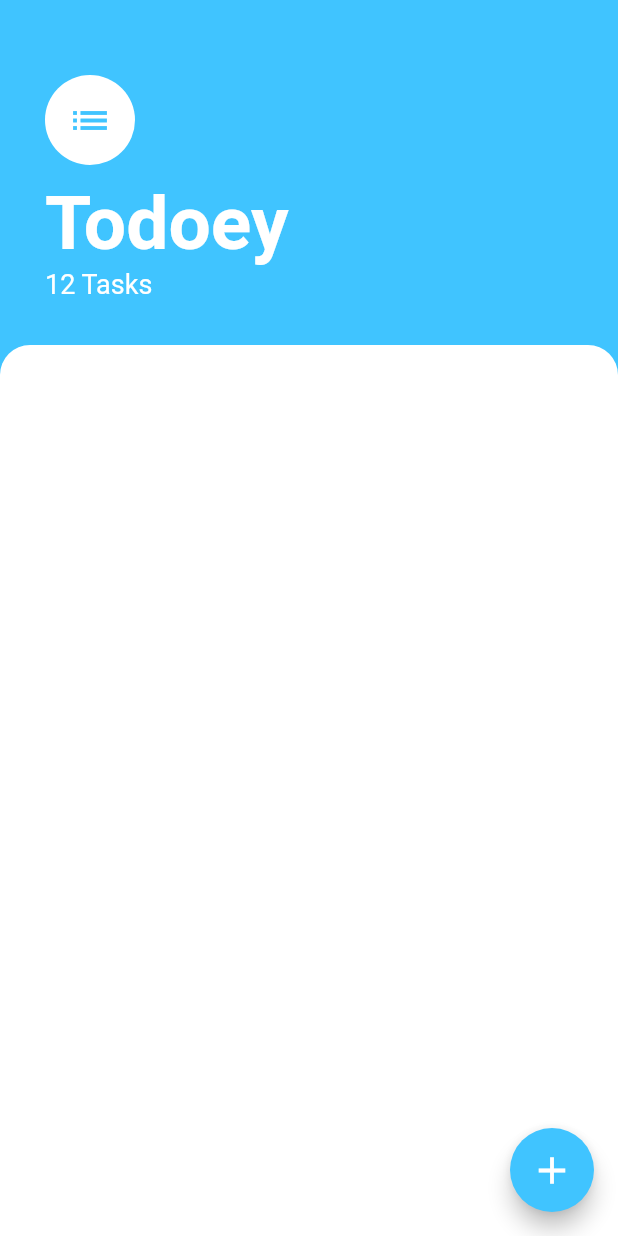
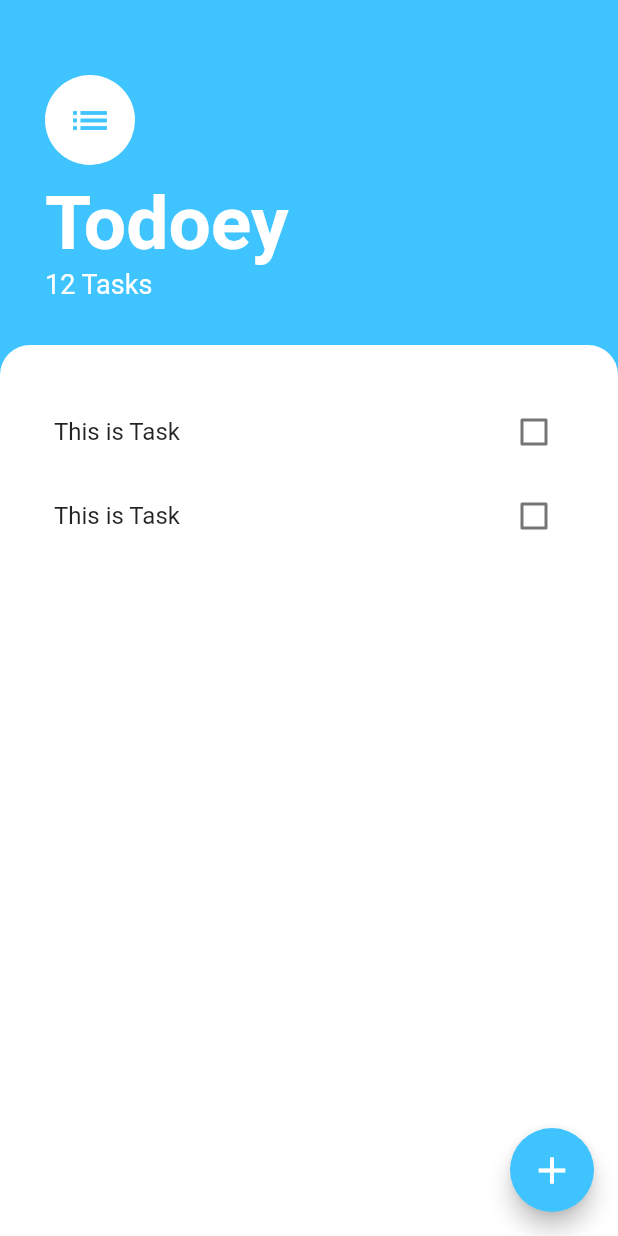
Before and after one commit to vinayreddyking/flutter_todoey_app_tutorial, a Flutter app: the screen it shows after launch, on a phone screen of 412 x 824 dp. Run offline on Flutter 3.47's test engine with Material 2 defaults, Android fonts, the phone set to English and light mode, and no system bars.

Commit message:
Extracting & Orgianised the widgets to Make it simple.

```diff
--- a/lib/screens/tasks_screen.dart
+++ b/lib/screens/tasks_screen.dart
@@ -1,4 +1,6 @@
 import 'package:flutter/material.dart';
+
+import 'package:todoey_app/widgets/expanded_tasks_listview.dart';
 
 class TasksScreen extends StatelessWidget {
   @override
@@ -49,17 +51,7 @@ class TasksScreen extends StatelessWidget {
                 ],
               ),
             ),
-            Expanded(
-              child: Container(
-                decoration: BoxDecoration(
-                  color: Colors.white,
-                  borderRadius: BorderRadius.only(
-                    topLeft: Radius.circular(20),
-                    topRight: Radius.circular(20),
-                  ),
-                ),
-              ),
-            ),
+            ExpandedTasksListView(),
           ],
         ),
       ),
--- /dev/null
+++ b/lib/widgets/expanded_tasks_listview.dart
@@ -0,0 +1,31 @@
+import 'package:flutter/material.dart';
+
+import 'package:todoey_app/widgets/list_item.dart';
+
+class ExpandedTasksListView extends StatelessWidget {
+  @override
+  Widget build(BuildContext context) {
+    return Expanded(
+      child: Container(
+        decoration: BoxDecoration(
+          color: Colors.white,
+          borderRadius: BorderRadius.only(
+            topLeft: Radius.circular(20),
+            topRight: Radius.circular(20),
+          ),
+        ),
+        padding: EdgeInsets.only(
+          top: 30,
+          left: 20,
+          right: 20,
+        ),
+        child: ListView(
+          children: <Widget>[
+            TaskListItem(),
+            TaskListItem(),
+          ],
+        ),
+      ),
+    );
+  }
+}
--- /dev/null
+++ b/lib/widgets/list_item.dart
@@ -0,0 +1,12 @@
+import 'package:flutter/material.dart';
+
+class TaskListItem extends StatelessWidget {
+  @override
+  Widget build(BuildContext context) {
+    return CheckboxListTile(
+      title: Text('This is Task'),
+      value: false,
+      onChanged: (_) {},
+    );
+  }
+}
```
